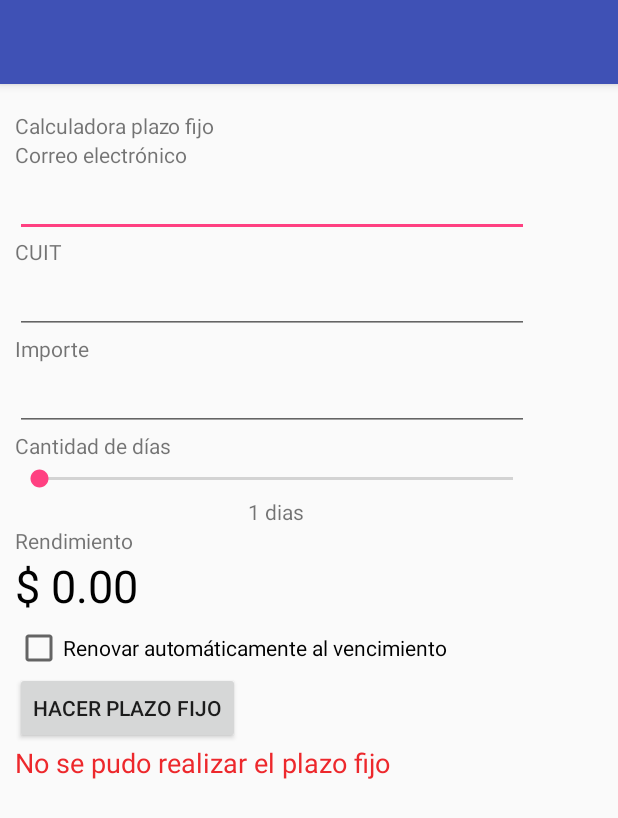
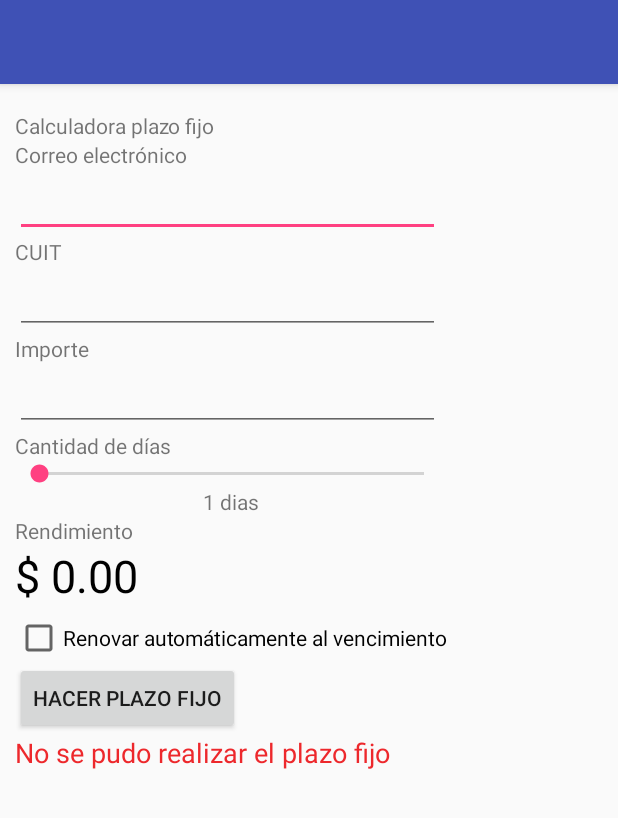
Before and after one commit to EstebanRebechi/Lab01a, an Android app: the screen it shows after launch (MainActivity), after a tap on "HACER PLAZO FIJO", on a phone screen of 412 x 824 dp. Shown: the top 818 px of the screen. Run offline under Robolectric (Android 15) with nearby library versions, the phone set to English and light mode, and no system bars.

Commit message:
Agregué icono de la aplicación Cambié API mínima a 21 para testear en mi celular Agruegué un scroll bar para poder visualizar todo en la resolución de mi celular Cambié la forma de actualización del texto rendimiento

```diff
--- a/app/build.gradle
+++ b/app/build.gradle
@@ -5,7 +5,7 @@ android {
     buildToolsVersion "26.0.1"
     defaultConfig {
         applicationId "grupo_rebechi_garcialozano.dam.isi.frsf.lab01"
-        minSdkVersion 22
+        minSdkVersion 21
         targetSdkVersion 22
         versionCode 1
         versionName "1.0"
@@ -17,10 +17,12 @@ android {
             proguardFiles getDefaultProguardFile('proguard-android.txt'), 'proguard-rules.pro'
         }
     }
+    productFlavors {
+    }
 }
 
 dependencies {
-    compile fileTree(dir: 'libs', include: ['*.jar'])
+    compile fileTree(include: ['*.jar'], dir: 'libs')
     androidTestCompile('com.android.support.test.espresso:espresso-core:2.2.2', {
         exclude group: 'com.android.support', module: 'support-annotations'
     })
--- a/app/src/main/java/grupo_rebechi_garcialozano/dam/isi/frsf/lab01/MainActivity.java
+++ b/app/src/main/java/grupo_rebechi_garcialozano/dam/isi/frsf/lab01/MainActivity.java
@@ -2,11 +2,14 @@ package grupo_rebechi_garcialozano.dam.isi.frsf.lab01;
 
 import android.support.v7.app.AppCompatActivity;
 import android.os.Bundle;
+import android.text.Editable;
+import android.text.TextWatcher;
 import android.util.Log;
 import android.view.View;
 import android.widget.Button;
 import android.widget.CheckBox;
 import android.widget.EditText;
+import android.widget.ScrollView;
 import android.widget.SeekBar;
 import android.widget.TextView;
 
@@ -46,7 +49,7 @@ public class MainActivity extends AppCompatActivity {
 
         btnHacerPlazoFijo.setOnClickListener(new hacerPlazoFijoBtnListener());
         seekBarCantDias.setOnSeekBarChangeListener(new plazoSeekBarListener());
-        editTextImporte.setOnFocusChangeListener(new editTextFocusChangeListener());
+        editTextImporte.addTextChangedListener(new editTextTextChangedListener());
     }
 
     private double calcularRendimiento(Double capital, Integer plazo) {
@@ -85,9 +88,13 @@ public class MainActivity extends AppCompatActivity {
     private void getDatosIngresados() {
         correo = editTextCorreo.getText().toString();
         cuit =  editTextCuit.getText().toString();
+        getImporteIngresado();
+        quiereRenovar = chBoxRenovar.isChecked();
+    }
+
+    private void getImporteIngresado() {
         String strImporte = editTextImporte.getText().toString();
         importeIngresado = strNotEmpty(strImporte) ? Double.valueOf(strImporte) : 0.00;
-        quiereRenovar = chBoxRenovar.isChecked();
     }
 
     private class plazoSeekBarListener implements SeekBar.OnSeekBarChangeListener {
@@ -104,7 +111,28 @@ public class MainActivity extends AppCompatActivity {
 
         @Override
         public void onStopTrackingTouch(SeekBar seekBar) {
+            getImporteIngresado();
             if (importeIngresado > 0) calcularRendimiento(importeIngresado, plazoIngresado);
+            else textViewRendimiento.setText("$0.00");
+        }
+    }
+
+    private class editTextTextChangedListener implements TextWatcher {
+        @Override
+        public void beforeTextChanged(CharSequence charSequence, int i, int i1, int i2) {
+
+        }
+
+        @Override
+        public void onTextChanged(CharSequence charSequence, int i, int i1, int i2) {
+
+        }
+
+        @Override
+        public void afterTextChanged(Editable editable) {
+            textViewRendimientoMensaje.setVisibility(View.INVISIBLE);
+            getImporteIngresado();
+            if(importeIngresado > 0) calcularRendimiento(importeIngresado, plazoIngresado);
             else textViewRendimiento.setText("$0.00");
         }
     }
@@ -124,16 +152,4 @@ public class MainActivity extends AppCompatActivity {
             textViewRendimientoMensaje.setVisibility(View.VISIBLE);
         }
     }
-
-    private class editTextFocusChangeListener implements View.OnFocusChangeListener {
-        @Override
-        public void onFocusChange(View view, boolean hasFocus) {
-            textViewRendimientoMensaje.setVisibility(View.INVISIBLE);
-            if(!hasFocus){
-                getDatosIngresados();
-                if(importeIngresado > 0) calcularRendimiento(importeIngresado, plazoIngresado);
-                else textViewRendimiento.setText("$0.00");
-            }
-        }
-    }
 }
--- a/app/src/main/res/layout/activity_main.xml
+++ b/app/src/main/res/layout/activity_main.xml
@@ -4,11 +4,20 @@
     xmlns:tools="http://schemas.android.com/tools"
     android:layout_width="match_parent"
     android:layout_height="match_parent"
+    android:isScrollContainer="false"
     tools:context="grupo_rebechi_garcialozano.dam.isi.frsf.lab01.MainActivity">
 
+    <ScrollView
+        android:id="@+id/scrollView"
+        android:layout_width="wrap_content"
+        android:layout_height="wrap_content"
+        tools:layout_editor_absoluteX="8dp"
+        tools:layout_editor_absoluteY="8dp"
+        tools:ignore="MissingConstraints">
+
         <LinearLayout
-        android:layout_width="368dp"
-        android:layout_height="495dp"
+            android:layout_width="wrap_content"
+            android:layout_height="wrap_content"
             android:layout_marginTop="8dp"
             android:orientation="vertical"
             android:padding="10dp"
@@ -90,7 +99,7 @@
             <SeekBar
                 android:id="@+id/seekbar_cant_dias"
                 android:layout_width="match_parent"
-            android:layout_height="23dp"
+                android:layout_height="wrap_content"
                 android:layout_weight="0.05"
                 android:max="365"
                 android:min="1"
@@ -149,5 +158,6 @@
                 android:visibility="invisible" />
 
         </LinearLayout>
+    </ScrollView>
 
 </android.support.constraint.ConstraintLayout>
```
Also changed, not shown: app/src/main/ic_launcher-web.png (added), app/src/main/res/mipmap-hdpi/ic_launcher.png, app/src/main/res/mipmap-mdpi/ic_launcher.png, app/src/main/res/mipmap-xhdpi/ic_launcher.png, app/src/main/res/mipmap-xxhdpi/ic_launcher.png, app/src/main/res/mipmap-xxxhdpi/ic_launcher.png. Lines whose indentation alone changed are shown as unchanged.
